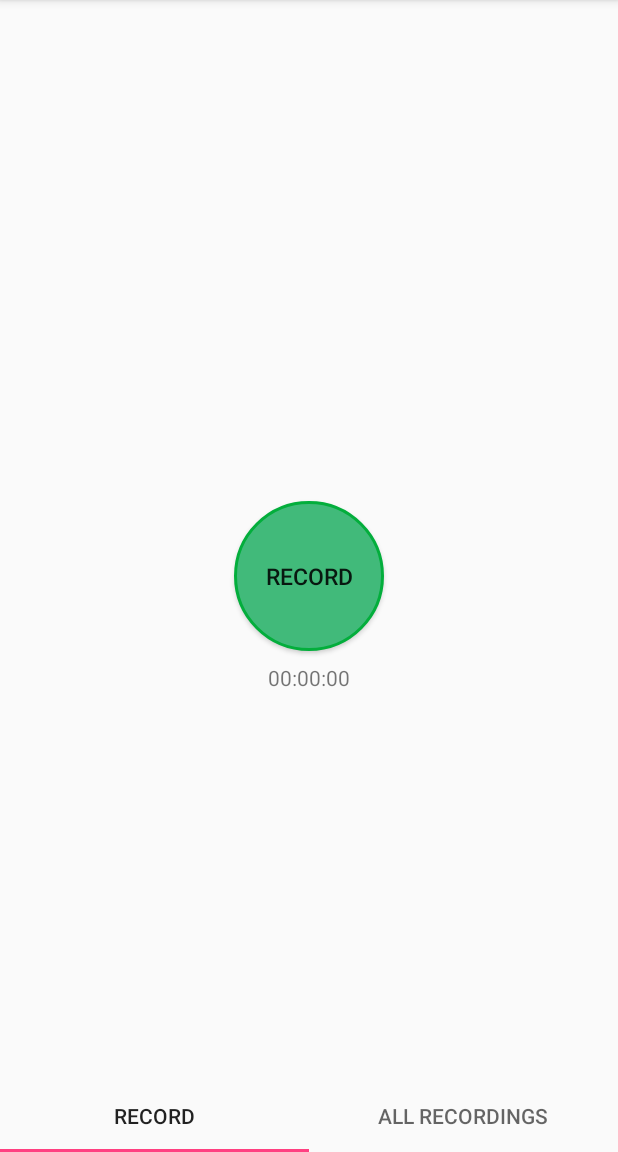
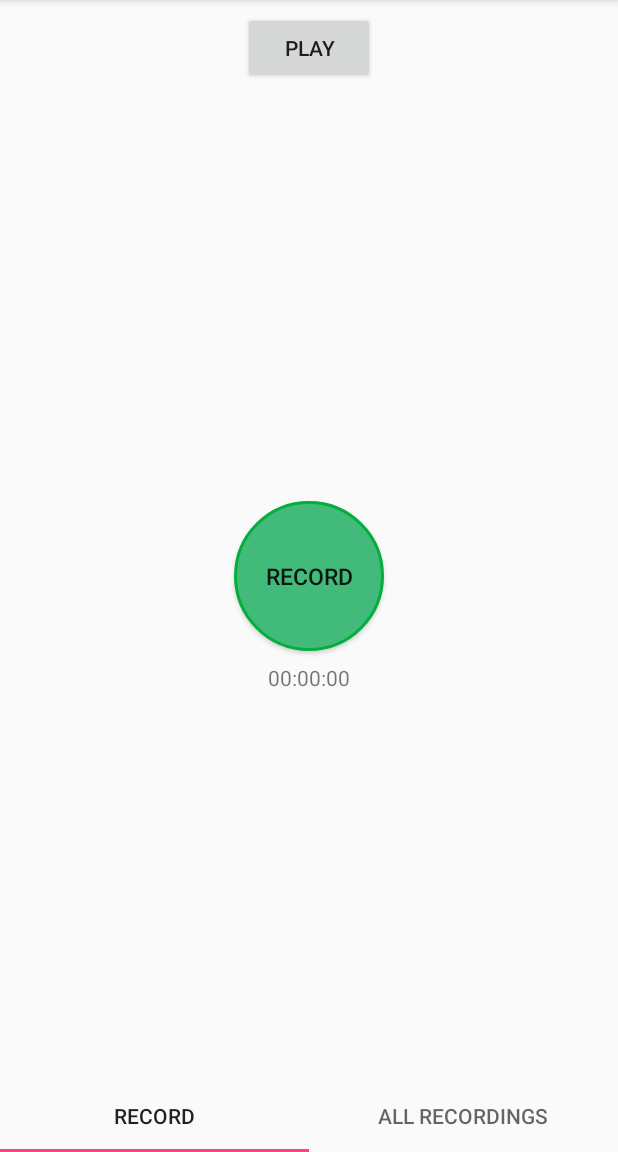
Before and after one commit to EmiliaPalaghita/Funny-Voice-Recorder, an Android app: the screen it shows after launch (RecordActivity), after a tap on "RECORD", on a phone screen of 412 x 824 dp, the part 84-1236 px from its top. Run offline under Robolectric (Android 15) with nearby library versions, the light colour scheme and no system bars.

Commit message:
added play button; implemented recording and playing but it's not working yet

```diff
--- a/app/src/main/AndroidManifest.xml
+++ b/app/src/main/AndroidManifest.xml
@@ -3,12 +3,13 @@
     package="com.example.epalaghita.funnyvoicerecorder">
 
     <uses-permission android:name="android.permission.RECORD_AUDIO" />
+    <uses-permission android:name="android.permission.WRITE_EXTERNAL_STORAGE" />
 
     <application
         android:allowBackup="true"
-        android:icon="@mipmap/ic_launcher"
+        android:icon="@mipmap/funny_microphone"
         android:label="@string/app_name"
-        android:roundIcon="@mipmap/ic_launcher_round"
+        android:roundIcon="@mipmap/funny_microphone_round"
         android:supportsRtl="true"
         android:theme="@style/AppTheme">
         <activity android:name=".RecordActivity">
--- a/app/src/main/java/com/example/epalaghita/funnyvoicerecorder/fragments/RecordFragment.kt
+++ b/app/src/main/java/com/example/epalaghita/funnyvoicerecorder/fragments/RecordFragment.kt
@@ -1,43 +1,146 @@
 package com.example.epalaghita.funnyvoicerecorder.fragments
 
+import android.Manifest
+import android.content.Context
 import android.media.MediaRecorder
 import android.os.Bundle
 import android.support.v4.app.Fragment
+import android.util.Log
 import android.view.LayoutInflater
 import android.view.View
 import android.view.ViewGroup
+import android.widget.Button
 import com.example.epalaghita.funnyvoicerecorder.R
-import android.content.pm.PackageManager
+import java.io.IOException
+import android.media.MediaPlayer
+import android.os.Environment
+import android.support.v4.app.ActivityCompat
+import kotlinx.android.synthetic.main.record_fragment.*
+import java.util.*
+
 
 class RecordFragment : Fragment() {
 
-    var isRecording = false
+    private val LOG_TAG = "AudioRecordTest"
     private val REQUEST_RECORD_AUDIO_PERMISSION = 200
+    private var mFileName: String? = Date().time.toString()
 
-    lateinit var mMediaRecorder: MediaRecorder
+    private var mRecordButton: RecordButton? = null
+    private var mRecorder: MediaRecorder? = null
+
+    private val mPlayButton: PlayButton? = null
+    private var mPlayer: MediaPlayer? = null
+
 
     override fun onCreateView(inflater: LayoutInflater, container: ViewGroup?, savedInstanceState: Bundle?): View? {
         return inflater.inflate(R.layout.record_fragment, container, false)
     }
 
-    override fun onRequestPermissionsResult(requestCode: Int, permissions: Array<String>, grantResults: IntArray) {
-        super.onRequestPermissionsResult(requestCode, permissions, grantResults)
-        when (requestCode) {
-            REQUEST_RECORD_AUDIO_PERMISSION -> permissionToRecordAccepted = grantResults[0] == PackageManager.PERMISSION_GRANTED
+    private fun onRecord(start: Boolean) {
+        if (start) {
+            startRecording()
+        } else {
+            stopRecording()
         }
-        if (!permissionToRecordAccepted) finish()
-
     }
 
-    fun record() {
-        //TODO create recording  code
-        isRecording = when(isRecording) {
-            true -> false
-            else -> true
+    private fun startRecording() {
+
+        mFileName = Environment.getExternalStorageDirectory().absolutePath + Date().time.toString() + ".mp3"
+
+        mRecorder = MediaRecorder()
+        mRecorder?.setAudioSource(MediaRecorder.AudioSource.MIC)
+        mRecorder?.setOutputFormat(MediaRecorder.OutputFormat.THREE_GPP)
+        mRecorder?.setOutputFile(mFileName)
+        mRecorder?.setAudioEncoder(MediaRecorder.AudioEncoder.AMR_NB)
+
+        //TODO - try to solve the EACCES permission denied error
+        try {
+            mRecorder?.prepare()
+        } catch (e: IOException) {
+            Log.e(LOG_TAG, "prepare() failed")
         }
 
-        if(isRecording) {
+        mRecorder?.prepare()
+        mRecorder?.start()
+    }
 
+    private fun stopRecording() {
+        mRecorder?.stop()
+        mRecorder?.release()
+        mRecorder = null
+    }
+
+    private fun onPlay(start: Boolean) {
+        if (start) {
+            startPlaying()
+        } else {
+            stopPlaying()
         }
     }
+
+    private fun startPlaying() {
+        mPlayer = MediaPlayer()
+        try {
+            mPlayer?.setDataSource(mFileName)
+            mPlayer?.prepare()
+            mPlayer?.start()
+        } catch (e: IOException) {
+            Log.e(LOG_TAG, "prepare() failed")
+        }
+    }
+
+    private fun stopPlaying() {
+        mPlayer?.release()
+        mPlayer = null
+    }
+
+    internal inner class RecordButton(ctx: Context) : Button(ctx) {
+        var mStartRecording = true
+
+        var clicker: OnClickListener = OnClickListener {
+            onRecord(mStartRecording)
+            if (mStartRecording) {
+                text = "Stop recording"
+            } else {
+                text = "Start recording"
+            }
+            mStartRecording = !mStartRecording
+        }
+
+        init {
+            text = "Start recording"
+            setOnClickListener(clicker)
+        }
+    }
+
+    internal inner class PlayButton(ctx: Context) : Button(ctx) {
+        private var mStartPlaying = true
+
+        private var clicker: View.OnClickListener = OnClickListener {
+            onPlay(mStartPlaying)
+            text = if (mStartPlaying) {
+                "Stop playing"
+            } else {
+                "Start playing"
+            }
+            mStartPlaying = !mStartPlaying
+        }
+
+        init {
+            text = "Start playing"
+            setOnClickListener(clicker)
+        }
+    }
+
+    override fun onViewCreated(view: View, savedInstanceState: Bundle?) {
+        super.onViewCreated(view, savedInstanceState)
+
+        this.activity?.let { ActivityCompat.requestPermissions(it, arrayOf(Manifest.permission.RECORD_AUDIO, Manifest.permission.WRITE_EXTERNAL_STORAGE), REQUEST_RECORD_AUDIO_PERMISSION) }
+
+        //  TODO - create directory for all recordings
+        val dir: String = Environment.getExternalStorageDirectory().absolutePath + "/_audioDirectory"
+
+        record_button.setOnClickListener(context?.let { RecordButton(it).clicker })
+    }
 }
--- a/app/src/main/res/layout/record_fragment.xml
+++ b/app/src/main/res/layout/record_fragment.xml
@@ -2,8 +2,21 @@
 <android.support.constraint.ConstraintLayout
     xmlns:android="http://schemas.android.com/apk/res/android"
     xmlns:app="http://schemas.android.com/apk/res-auto"
+    xmlns:tools="http://schemas.android.com/tools"
     android:layout_width="match_parent"
     android:layout_height="match_parent">
+
+    <Button
+        android:id="@+id/play_button"
+        android:layout_width="wrap_content"
+        android:layout_height="wrap_content"
+        android:layout_marginEnd="8dp"
+        android:layout_marginStart="8dp"
+        android:layout_marginTop="8dp"
+        android:text="Play"
+        app:layout_constraintEnd_toEndOf="parent"
+        app:layout_constraintStart_toStartOf="parent"
+        app:layout_constraintTop_toTopOf="parent" />
 
     <Button
         android:id="@+id/record_button"
@@ -16,7 +29,6 @@
         app:layout_constraintEnd_toEndOf="parent"
         app:layout_constraintStart_toStartOf="parent"
         app:layout_constraintTop_toTopOf="parent"
-        android:onClick="record"
         />
 
     <TextView
```
